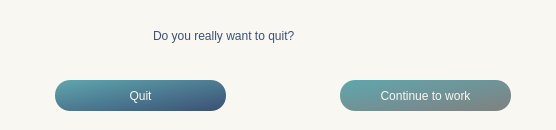
Old version of the form GUI/SymposiumGui/exit.ui in the repository RickZack/Symposium.
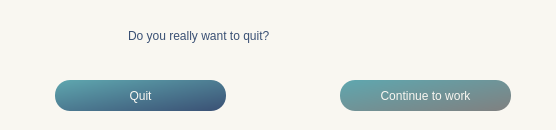
New version of the form. Icons and pictures are not drawn.

```diff
--- a/GUI/SymposiumGui/exit.ui
+++ b/GUI/SymposiumGui/exit.ui
@@ -62,9 +62,9 @@
   <widget class="QLabel" name="label">
    <property name="geometry">
     <rect>
-     <x>153</x>
+     <x>128</x>
      <y>20</y>
-     <width>250</width>
+     <width>300</width>
      <height>31</height>
     </rect>
    </property>
```
Left out of the diff: 2 changed lines with no effect on the pictures.
